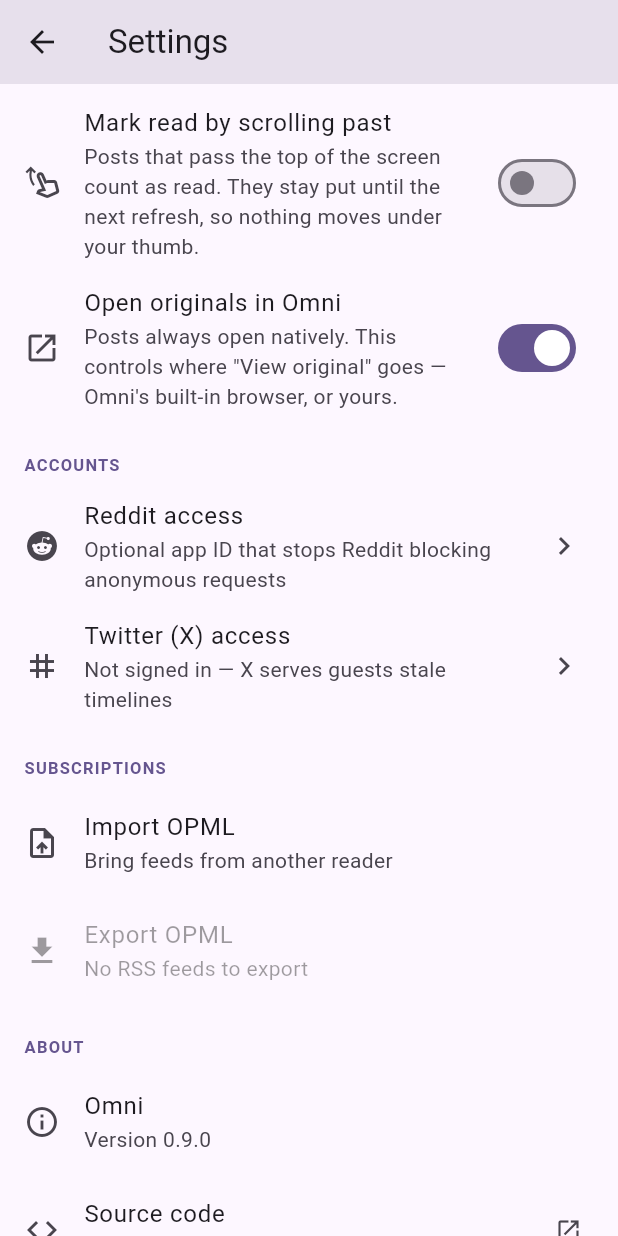
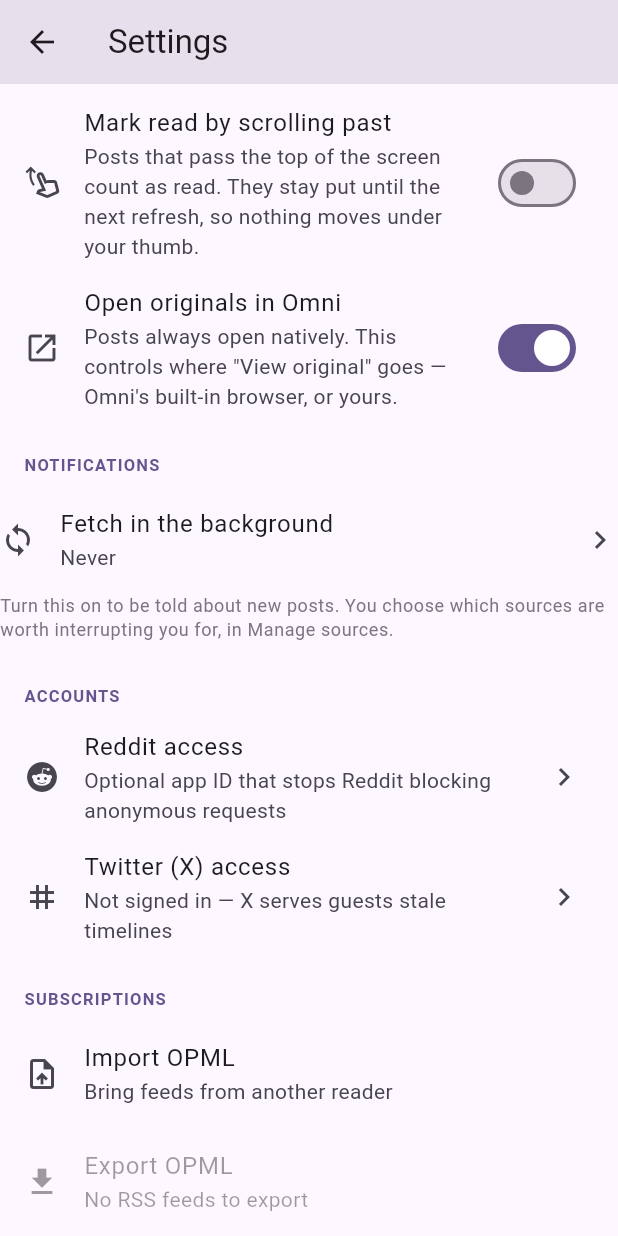
Before and after one commit to Redu667/Omni, a Flutter app: the SettingsScreen screen opened directly, scrolled down 576 dp, on a phone screen of 412 x 824 dp. Run offline on Flutter 3.47's test engine with Material 3 defaults, Android fonts, the phone set to English and light mode, and no system bars; drawn by our look-alikes of dynamic_color; our stand-ins replace app_links, cached_network_image, file_picker, flutter_local_notifications, flutter_secure_storage, html_unescape and 5 more; missing offline and left inert: flutter_inappwebview, gal, workmanager; accounts and stored records are empty.

Commit message:
Fetch while closed, and say so only when asked to
The last thing keeping Omni foreground-only. A periodic background fetch,
off by default, with the interval chosen in Settings — fifteen minutes
through six hours. Android won't run it more often than fifteen minutes
and may defer it much longer to save battery, so the setting says the
interval is a request rather than a promise.

Notifications are opted into **per source**, from Manage sources. One
busy subreddit notifying on every post is how someone turns notifications
off entirely and stops hearing about the feed they did care about. One
notification per source, replacing rather than stacking on the next run,
and no sound or vibration — a feed update is not an alarm.

The interesting rule is what counts as new, so it lives in
`announcementsFor` where it can be tested: a source the background has
never fetched has no baseline, so its first run records what it saw and
stays quiet. Otherwise switching notifications on for a busy subreddit
would announce its entire backlog. Posts already read in the app are
never announced either.

Notes on the dependency, since it constrained the design: workmanager
0.10.x needs Flutter 3.38 and this project is on 3.32.8; 0.9.2's Apple
sibling doesn't implement its own platform interface and fails to
compile. So 0.5.2, pinned exactly rather than with a caret, because the
versions between it and the one we can't reach are broken. It pins Kotlin
1.8.10 in its own buildscript against this project's 2.1 — CI's release
APK build is what confirms that's tolerable, which is exactly the check
added after v0.8.0 broke this way.

Co-Authored-By: Claude Opus 5 <noreply@anthropic.com>
Claude-Session: https://claude.ai/code/session_016PMYNrtEFE5juoYugc2Rd8

```diff
--- a/lib/models/feed_source.dart
+++ b/lib/models/feed_source.dart
@@ -15,6 +15,7 @@ class FeedSource {
     required this.displayName,
     required this.params,
     this.enabled = true,
+    this.notify = false,
   });
 
   final String id;
@@ -23,12 +24,20 @@ class FeedSource {
   final Map<String, String> params;
   bool enabled;
 
+  /// Whether new posts from this source raise a notification.
+  ///
+  /// Off by default and opted into per source: a notification for every
+  /// post from a busy subreddit is how someone turns notifications off
+  /// entirely and stops hearing about the feed they did care about.
+  bool notify;
+
   Map<String, dynamic> toJson() => {
         'id': id,
         'network': network.name,
         'displayName': displayName,
         'params': params,
         'enabled': enabled,
+        if (notify) 'notify': notify,
       };
 
   factory FeedSource.fromJson(Map<String, dynamic> json) => FeedSource(
@@ -37,5 +46,6 @@ class FeedSource {
         displayName: json['displayName'] as String,
         params: (json['params'] as Map).cast<String, String>(),
         enabled: json['enabled'] as bool? ?? true,
+        notify: json['notify'] as bool? ?? false,
       );
 }
--- a/lib/state/app_state.dart
+++ b/lib/state/app_state.dart
@@ -7,6 +7,8 @@ import '../models/feed_source.dart';
 import '../models/network.dart';
 import '../services/feed_cache.dart';
 import '../services/article_fetcher.dart';
+import '../services/background_refresh.dart';
+import '../services/notifications.dart';
 import '../services/feed_repository.dart';
 import '../services/reddit_auth.dart';
 import '../services/saved_store.dart';
@@ -414,6 +416,7 @@ class AppState extends ChangeNotifier {
     _readIds = await _settingsStore.loadReadIds();
     _hideRead = await _settingsStore.loadHideRead();
     _markReadOnScroll = await _settingsStore.loadMarkReadOnScroll();
+    _backgroundMinutes = await _settingsStore.loadBackgroundMinutes();
     _collections = await _settingsStore.loadCollections();
 
     // Show the cached timeline immediately; the network refresh follows.
@@ -593,6 +596,51 @@ class AppState extends ChangeNotifier {
     await refresh();
   }
 
+  /// Whether this source is allowed to raise a notification for new posts.
+  Future<void> setSourceNotify(String id, bool notify) async {
+    final source = _sources.firstWhere((s) => s.id == id);
+    source.notify = notify;
+    await _store.save(_sources);
+    notifyListeners();
+  }
+
+  /// Sources that would notify, which is what decides whether background
+  /// refresh has anything to do.
+  bool get anySourceNotifies => _sources.any((s) => s.enabled && s.notify);
+
+  final _background = const BackgroundRefresh();
+  final _notifications = Notifications();
+
+  int? _backgroundMinutes;
+
+  /// How often Omni fetches while closed, in minutes. Null means never.
+  int? get backgroundMinutes => _backgroundMinutes;
+
+  /// The intervals offered. Android refuses anything under fifteen minutes,
+  /// and treats what it is given as a request rather than a promise.
+  static const backgroundIntervals = <int, String>{
+    15: 'Every 15 minutes',
+    30: 'Every 30 minutes',
+    60: 'Hourly',
+    180: 'Every 3 hours',
+    360: 'Every 6 hours',
+  };
+
+  Future<bool> requestNotificationPermission() =>
+      _notifications.requestPermission();
+
+  Future<void> setBackgroundMinutes(int? minutes) async {
+    _backgroundMinutes = minutes;
+    await _settingsStore.saveBackgroundMinutes(minutes);
+    notifyListeners();
+
+    if (minutes == null) {
+      await _background.disable();
+    } else {
+      await _background.enable(Duration(minutes: minutes));
+    }
+  }
+
   void setFilter(Network? network) {
     _filter = network;
     if (network != null) _collectionId = null;
--- a/lib/ui/settings_screen.dart
+++ b/lib/ui/settings_screen.dart
@@ -205,6 +205,9 @@ class SettingsScreen extends StatelessWidget {
             onChanged: state.setOpenInApp,
           ),
 
+          _SectionHeader('Notifications'),
+          _BackgroundRefreshTile(state: state),
+
           _SectionHeader('Accounts'),
           ListTile(
             leading: const Icon(Icons.reddit),
@@ -298,3 +301,94 @@ class _SectionHeader extends StatelessWidget {
     );
   }
 }
+
+/// Chooses how often Omni fetches while closed, and gets permission the
+/// first time it's switched on.
+class _BackgroundRefreshTile extends StatelessWidget {
+  const _BackgroundRefreshTile({required this.state});
+
+  final AppState state;
+
+  Future<void> _choose(BuildContext context) async {
+    final messenger = ScaffoldMessenger.of(context);
+
+    final chosen = await showModalBottomSheet<int?>(
+      context: context,
+      showDragHandle: true,
+      builder: (sheetContext) => SafeArea(
+        child: Column(
+          mainAxisSize: MainAxisSize.min,
+          children: [
+            RadioListTile<int?>(
+              value: null,
+              groupValue: state.backgroundMinutes,
+              title: const Text('Never'),
+              subtitle: const Text('Omni only fetches while open'),
+              onChanged: (_) => Navigator.of(sheetContext).pop(-1),
+            ),
+            for (final entry in AppState.backgroundIntervals.entries)
+              RadioListTile<int?>(
+                value: entry.key,
+                groupValue: state.backgroundMinutes,
+                title: Text(entry.value),
+                onChanged: (v) => Navigator.of(sheetContext).pop(v),
+              ),
+          ],
+        ),
+      ),
+    );
+    if (chosen == null) return;
+
+    // -1 stands for "Never", because null already means "dismissed".
+    final minutes = chosen == -1 ? null : chosen;
+
+    if (minutes != null && !await state.requestNotificationPermission()) {
+      messenger.showSnackBar(const SnackBar(
+        content: Text(
+            'Without notification permission Omni can still fetch in the '
+            'background, but it can only tell you when you open it.'),
+        duration: Duration(seconds: 6),
+      ));
+    }
+    await state.setBackgroundMinutes(minutes);
+  }
+
+  @override
+  Widget build(BuildContext context) {
+    final theme = Theme.of(context);
+    final minutes = state.backgroundMinutes;
+
+    return Column(
+      crossAxisAlignment: CrossAxisAlignment.start,
+      children: [
+        ListTile(
+          contentPadding: EdgeInsets.zero,
+          leading: const Icon(Icons.sync),
+          title: const Text('Fetch in the background'),
+          subtitle: Text(minutes == null
+              ? 'Never'
+              : AppState.backgroundIntervals[minutes] ?? 'Every $minutes minutes'),
+          trailing: const Icon(Icons.chevron_right),
+          onTap: () => _choose(context),
+        ),
+        Padding(
+          padding: const EdgeInsets.only(bottom: 8),
+          child: Text(
+            minutes == null
+                ? 'Turn this on to be told about new posts. You choose which '
+                    'sources are worth interrupting you for, in Manage '
+                    'sources.'
+                : state.anySourceNotifies
+                    ? 'Android treats this as a request rather than a '
+                        'promise, and may run it less often to save battery.'
+                    : 'No source is set to notify yet, so this will fetch '
+                        'quietly and tell you nothing. Pick the ones worth '
+                        'interrupting you for in Manage sources.',
+            style: theme.textTheme.bodySmall
+                ?.copyWith(color: theme.colorScheme.outline),
+          ),
+        ),
+      ],
+    );
+  }
+}
--- a/lib/ui/sources_screen.dart
+++ b/lib/ui/sources_screen.dart
@@ -46,12 +46,28 @@ class SourcesScreen extends StatelessWidget {
                           color: source.network.color),
                     ),
                     title: Text(source.displayName),
-                    subtitle: Text(source.network == Network.reddit
-                        ? 'Reddit · sorted by ${source.params['sort'] ?? 'hot'}'
-                        : source.network.label),
+                    subtitle: Text([
+                      source.network == Network.reddit
+                          ? 'Reddit · sorted by ${source.params['sort'] ?? 'hot'}'
+                          : source.network.label,
+                      if (source.notify) 'notifies',
+                    ].join(' · ')),
                     trailing: Row(
                       mainAxisSize: MainAxisSize.min,
                       children: [
+                        IconButton(
+                          icon: Icon(source.notify
+                              ? Icons.notifications_active
+                              : Icons.notifications_none),
+                          tooltip: source.notify
+                              ? 'Stop notifying about this source'
+                              : 'Notify about new posts here',
+                          // Per source, because one busy subreddit notifying
+                          // is how someone turns notifications off entirely
+                          // and stops hearing about the feed they cared about.
+                          onPressed: () =>
+                              state.setSourceNotify(source.id, !source.notify),
+                        ),
                         IconButton(
                           icon: Icon(
                             state.collectionsFor(source.id).isEmpty
--- a/pubspec.yaml
+++ b/pubspec.yaml
@@ -31,6 +31,8 @@ dependencies:
   video_player: ^2.9.2
   html: ^0.15.4
   gal: ^2.3.0
+  workmanager: 0.5.2
+  flutter_local_notifications: ^20.1.0
 
 dev_dependencies:
   flutter_test:
```
Also changed, not shown: lib/main.dart (+9 -0 lines), lib/services/background_refresh.dart (added, +180 -0 lines), lib/services/notifications.dart (added, +111 -0 lines), lib/services/settings_store.dart (+52 -0 lines), pubspec.lock, 3 other files.
